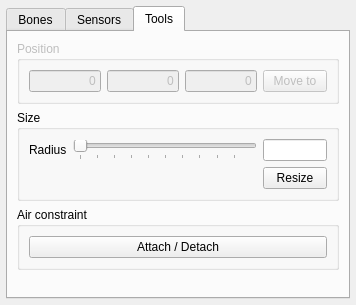
First picture: the form in src/genelab/core/ui/widgets/entities/fixationpropertiescontroller.ui, repository GeneCraft/GeneCraft-Project, before the edit.
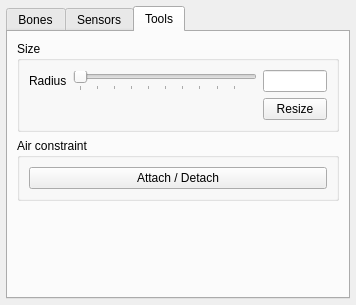
Second picture: the form after the edit. The open tabs and pages were chosen to show the change. Icons and pictures are not drawn.

```diff
--- a/src/genelab/core/ui/widgets/entities/fixationpropertiescontroller.ui
+++ b/src/genelab/core/ui/widgets/entities/fixationpropertiescontroller.ui
@@ -337,70 +337,6 @@
       </attribute>
       <layout class="QGridLayout" name="gridLayout_2">
        <item row="3" column="0">
-        <widget class="QGroupBox" name="gbPosition">
-         <property name="enabled">
-          <bool>false</bool>
-         </property>
-         <property name="whatsThis">
-          <string>&lt;!DOCTYPE HTML PUBLIC &quot;-//W3C//DTD HTML 4.0//EN&quot; &quot;http://www.w3.org/TR/REC-html40/strict.dtd&quot;&gt;
-&lt;html&gt;&lt;head&gt;&lt;meta name=&quot;qrichtext&quot; content=&quot;1&quot; /&gt;&lt;style type=&quot;text/css&quot;&gt;
-p, li { white-space: pre-wrap; }
-&lt;/style&gt;&lt;/head&gt;&lt;body style=&quot; font-family:'MS Shell Dlg 2'; font-size:8.25pt; font-weight:400; font-style:normal;&quot;&gt;
-&lt;p style=&quot; margin-top:0px; margin-bottom:0px; margin-left:0px; margin-right:0px; -qt-block-indent:0; text-indent:0px;&quot;&gt;&lt;span style=&quot; font-weight:600;&quot;&gt;Position of the fixation&lt;/span&gt;&lt;/p&gt;
-&lt;p style=&quot;-qt-paragraph-type:empty; margin-top:0px; margin-bottom:0px; margin-left:0px; margin-right:0px; -qt-block-indent:0; text-indent:0px;&quot;&gt;&lt;/p&gt;
-&lt;p style=&quot; margin-top:0px; margin-bottom:0px; margin-left:0px; margin-right:0px; -qt-block-indent:0; text-indent:0px;&quot;&gt;Move only the current fixation, the remainder body don't follow... We plan to move all the body...&lt;/p&gt;&lt;/body&gt;&lt;/html&gt;</string>
-         </property>
-         <property name="title">
-          <string>Position</string>
-         </property>
-         <layout class="QGridLayout" name="gridLayout_5">
-          <item row="0" column="0">
-           <widget class="QLineEdit" name="leX">
-            <property name="text">
-             <string>0</string>
-            </property>
-            <property name="alignment">
-             <set>Qt::AlignRight|Qt::AlignTrailing|Qt::AlignVCenter</set>
-            </property>
-           </widget>
-          </item>
-          <item row="0" column="1">
-           <widget class="QLineEdit" name="leY">
-            <property name="text">
-             <string>0</string>
-            </property>
-            <property name="alignment">
-             <set>Qt::AlignRight|Qt::AlignTrailing|Qt::AlignVCenter</set>
-            </property>
-           </widget>
-          </item>
-          <item row="0" column="2">
-           <widget class="QLineEdit" name="leZ">
-            <property name="text">
-             <string>0</string>
-            </property>
-            <property name="alignment">
-             <set>Qt::AlignRight|Qt::AlignTrailing|Qt::AlignVCenter</set>
-            </property>
-           </widget>
-          </item>
-          <item row="0" column="3">
-           <widget class="QPushButton" name="pbSetPosition">
-            <property name="maximumSize">
-             <size>
-              <width>64</width>
-              <height>16777215</height>
-             </size>
-            </property>
-            <property name="text">
-             <string>Move to</string>
-            </property>
-           </widget>
-          </item>
-         </layout>
-        </widget>
-       </item>
-       <item row="4" column="0">
         <widget class="QGroupBox" name="gbSize">
          <property name="whatsThis">
           <string>&lt;!DOCTYPE HTML PUBLIC &quot;-//W3C//DTD HTML 4.0//EN&quot; &quot;http://www.w3.org/TR/REC-html40/strict.dtd&quot;&gt;
@@ -467,7 +403,7 @@
          </layout>
         </widget>
        </item>
-       <item row="5" column="0">
+       <item row="4" column="0">
         <widget class="QGroupBox" name="gbAirCt">
          <property name="whatsThis">
           <string>&lt;!DOCTYPE HTML PUBLIC &quot;-//W3C//DTD HTML 4.0//EN&quot; &quot;http://www.w3.org/TR/REC-html40/strict.dtd&quot;&gt;
@@ -506,7 +442,7 @@
          </layout>
         </widget>
        </item>
-       <item row="6" column="0">
+       <item row="5" column="0">
         <spacer name="verticalSpacer">
          <property name="orientation">
           <enum>Qt::Vertical</enum>
```
